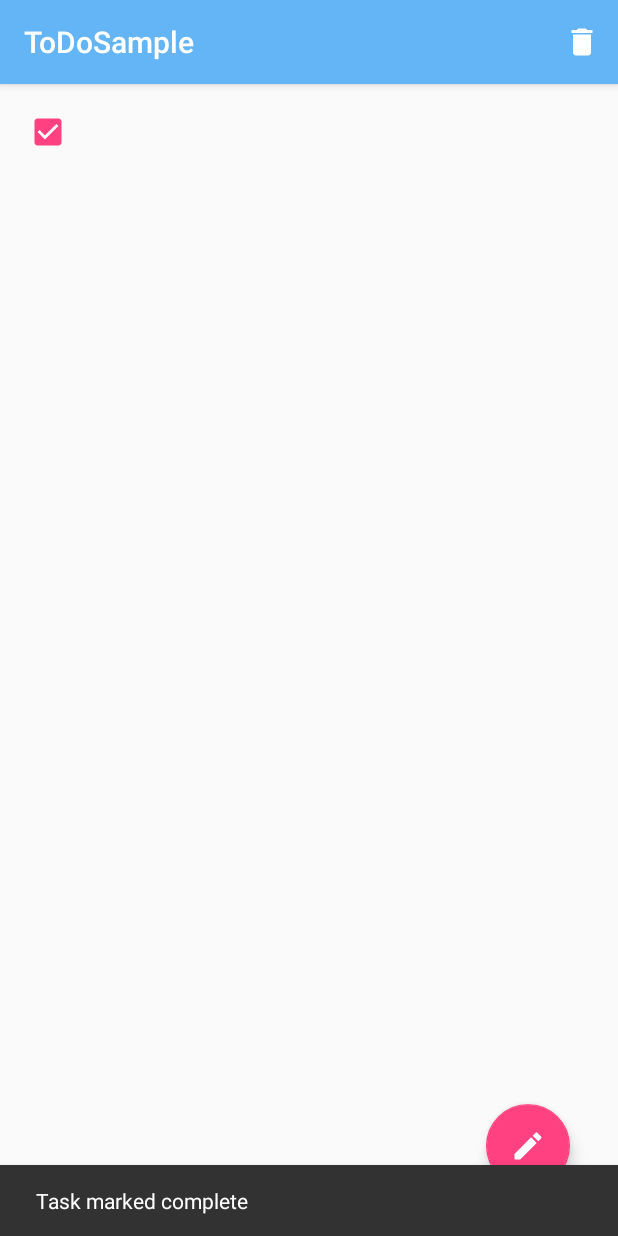
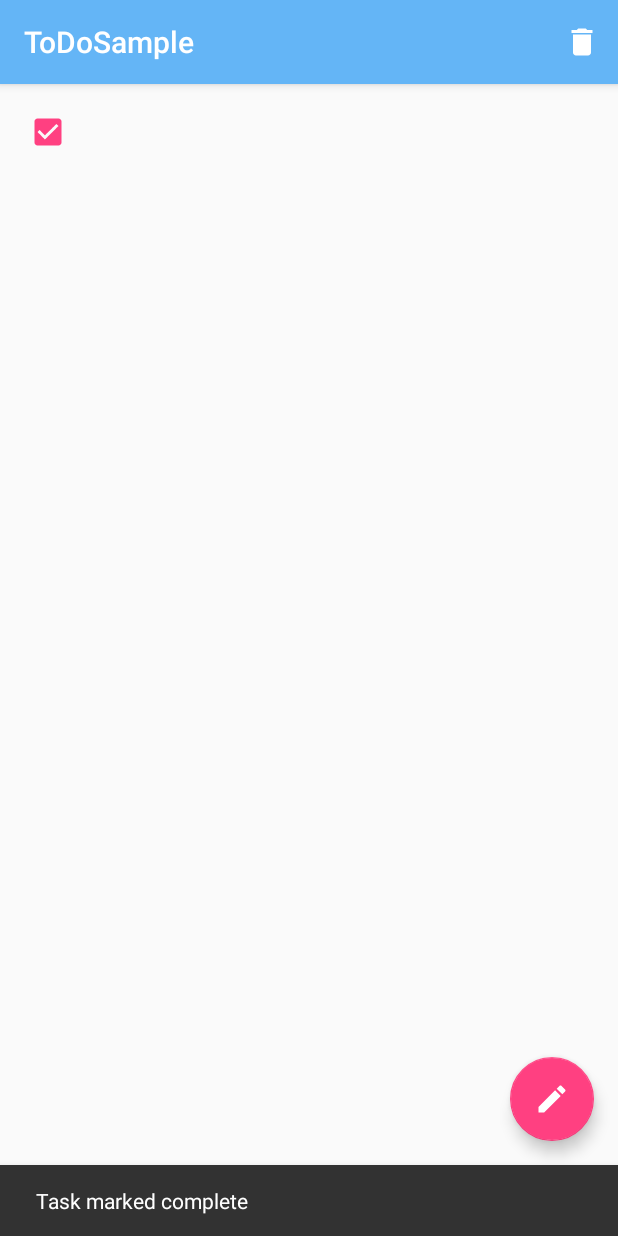
Before and after one commit to NoirTomiyama/ToDoSample, an Android app: the MemoActivity screen opened directly, with no data from a screen before it, after a tap on an icon or button, on a phone screen of 412 x 824 dp. Run offline under Robolectric (Android 15) with nearby library versions, the phone set to English and light mode, and no system bars; libraries missing offline, so code that uses them is left out: io.realm; 6 statements that could not run were skipped.

Commit message:
snackbarのレイアウト補正

```diff
--- a/app/src/main/res/layout/activity_memo.xml
+++ b/app/src/main/res/layout/activity_memo.xml
@@ -1,7 +1,13 @@
 <?xml version="1.0" encoding="utf-8"?>
-<RelativeLayout xmlns:android="http://schemas.android.com/apk/res/android"
+
+<android.support.design.widget.CoordinatorLayout
+    xmlns:android="http://schemas.android.com/apk/res/android"
     xmlns:app="http://schemas.android.com/apk/res-auto"
     xmlns:tools="http://schemas.android.com/tools"
+    android:layout_height="match_parent"
+     android:layout_width="match_parent">
+
+    <RelativeLayout
         android:id="@+id/relativeLayout"
         android:layout_width="match_parent"
         android:layout_height="match_parent"
@@ -34,15 +40,17 @@
             android:layout_toRightOf="@id/checkBox"
             tools:text="Medium Text" />
 
+    </RelativeLayout>
+
     <android.support.design.widget.FloatingActionButton
         android:layout_width="wrap_content"
         android:layout_height="wrap_content"
-        android:layout_alignParentBottom="true"
-        android:layout_alignParentRight="true"
-        android:layout_margin="16dp"
+        android:layout_gravity="bottom|end"
+        android:layout_margin="@dimen/fab_margin"
+
         android:onClick="update"
         android:src="@drawable/ic_edit"
         android:text="更新"
         app:fabSize="normal" />
 
-</RelativeLayout>
+</android.support.design.widget.CoordinatorLayout>
```
Lines whose indentation alone changed are shown as unchanged.
